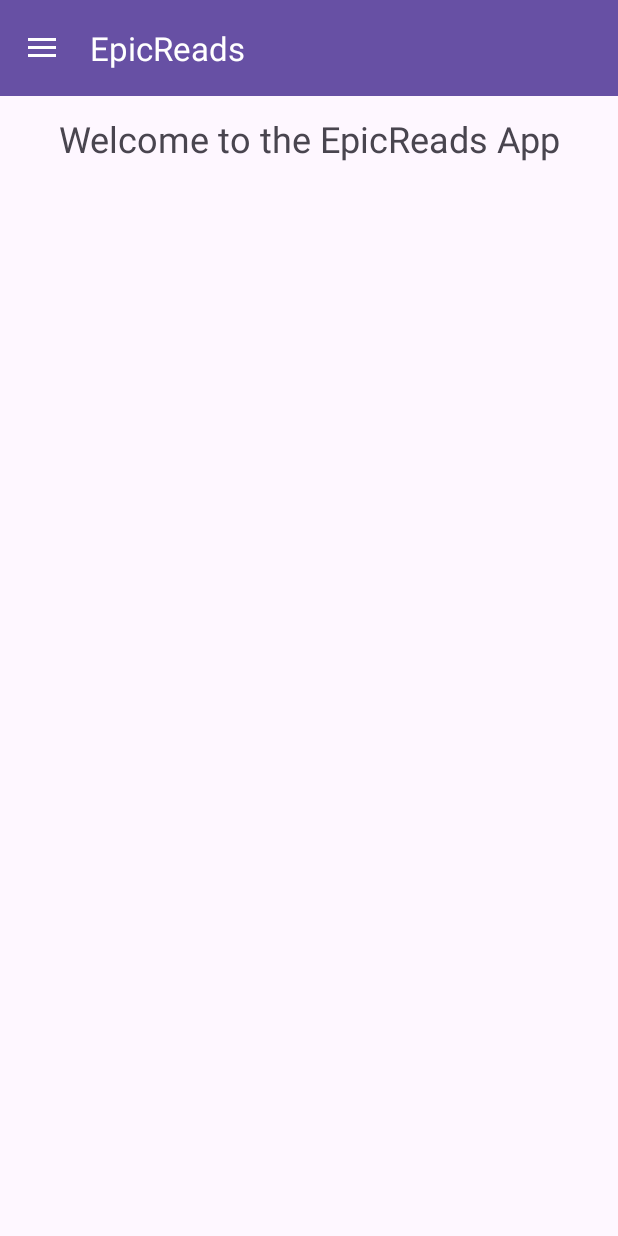
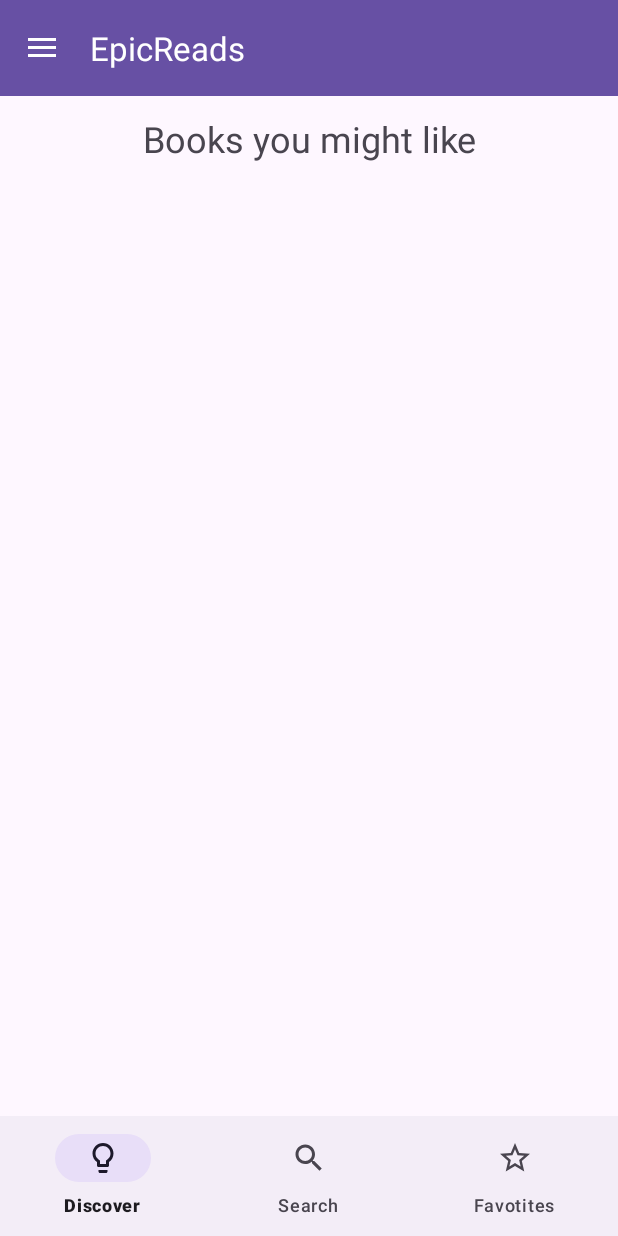
Before and after one commit to aswinthomas/EpicReads_Android, an Android app: the screen it shows after launch once a user with an empty profile is signed in (MainActivity), on a phone screen of 412 x 824 dp. Run offline under Robolectric (Android 15) with nearby library versions, the phone set to English and light mode, and no system bars; our stand-ins replace Firebase (no records; nobody signed in at launch, a user with empty details on screens opened directly); pictures from the network do not load; 1 statement that could not run was skipped.

Commit message:
add search fragment

```diff
--- a/app/build.gradle.kts
+++ b/app/build.gradle.kts
@@ -54,8 +54,11 @@
     implementation("androidx.appcompat:appcompat:1.6.1")
     implementation("com.google.android.material:material:1.11.0")
     implementation("androidx.constraintlayout:constraintlayout:2.1.4")
-    implementation("androidx.lifecycle:lifecycle-viewmodel-ktx:2.6.2")
+    implementation("androidx.lifecycle:lifecycle-viewmodel-ktx:2.7.0")
     implementation("org.jetbrains.kotlinx:kotlinx-coroutines-android:1.7.1")
+
+    // Fragment
+    implementation("androidx.fragment:fragment-ktx:1.6.2")
 
     // Firebase
     implementation(platform("com.google.firebase:firebase-bom:32.7.0"))
--- a/app/src/main/java/com/aswindev/epicreads/BooksAdapter.kt
+++ b/app/src/main/java/com/aswindev/epicreads/BooksAdapter.kt
@@ -1,14 +1,16 @@
 package com.aswindev.epicreads
 
+import android.util.Log
 import android.view.LayoutInflater
 import android.view.ViewGroup
 import androidx.recyclerview.widget.RecyclerView
 import com.aswindev.epicreads.databinding.ItemBookBinding
 import com.bumptech.glide.Glide
+import com.bumptech.glide.load.engine.DiskCacheStrategy
 import com.bumptech.glide.request.target.Target
 
 
-class BooksAdapter(private val books: List<Book>) : RecyclerView.Adapter<BooksAdapter.ViewHolder>() {
+class BooksAdapter(private var books: List<Book>) : RecyclerView.Adapter<BooksAdapter.ViewHolder>() {
 
     override fun getItemCount() = books.size
 
@@ -23,8 +25,10 @@
 
     inner class ViewHolder(private val binding: ItemBookBinding) : RecyclerView.ViewHolder(binding.root) {
         fun bind(book: Book) {
+            if (binding.imageViewBookCover.drawable == null) {
                 Glide.with(binding.imageViewBookCover.context)
                     .load(book.imageUrl)
+                    .diskCacheStrategy(DiskCacheStrategy.ALL)
                     .placeholder(android.R.drawable.ic_menu_recent_history)
                     .override(Target.SIZE_ORIGINAL, 280)
                     .into(binding.imageViewBookCover)
@@ -32,7 +36,16 @@
         }
     }
 
-data class Book(val title: String = "",
+    fun update(newBooks: List<Book>) {
+        Log.d("BooksAdapter", "Got new ${newBooks.size} books")
+        books = newBooks
+        notifyDataSetChanged()
+        //notifyItemInserted(books.size - 1)
+    }
+}
+
+data class Book(
+    val title: String = "",
     val isbn: String = "",
     val imageUrl: String = "",
     val authors: List<String> = listOf()
--- a/app/src/main/java/com/aswindev/epicreads/GoogleBooksApi.kt
+++ b/app/src/main/java/com/aswindev/epicreads/network/GoogleBooksApi.kt
@@ -1,4 +1,4 @@
-package com.aswindev.epicreads
+package com.aswindev.epicreads.network
 
 import retrofit2.Call
 import retrofit2.http.GET
--- a/app/src/main/java/com/aswindev/epicreads/RetrofitClient.kt
+++ b/app/src/main/java/com/aswindev/epicreads/network/RetrofitClient.kt
@@ -1,4 +1,4 @@
-package com.aswindev.epicreads
+package com.aswindev.epicreads.network
 
 import retrofit2.Retrofit
 import retrofit2.converter.gson.GsonConverterFactory
--- /dev/null
+++ b/app/src/main/java/com/aswindev/epicreads/ui/DiscoverFragment.kt
@@ -0,0 +1,55 @@
+package com.aswindev.epicreads.ui
+
+import android.content.res.Configuration
+import android.os.Bundle
+import android.util.Log
+import android.view.LayoutInflater
+import android.view.View
+import android.view.ViewGroup
+import androidx.fragment.app.Fragment
+import androidx.lifecycle.Observer
+import androidx.lifecycle.ViewModelProvider
+import androidx.recyclerview.widget.GridLayoutManager
+import com.aswindev.epicreads.Book
+import com.aswindev.epicreads.BooksAdapter
+import com.aswindev.epicreads.viewmodel.RecommendationBooksViewModel
+import com.aswindev.epicreads.databinding.FragmentDiscoverBinding
+
+class DiscoverFragment: Fragment() {
+    private lateinit var binding: FragmentDiscoverBinding
+    private lateinit var viewModel: RecommendationBooksViewModel
+    private lateinit var adapter: BooksAdapter
+
+    override fun onCreateView(inflater: LayoutInflater, container: ViewGroup?, savedInstanceState: Bundle?): View? {
+        binding = FragmentDiscoverBinding.inflate(inflater, container, false)
+        return binding.root
+    }
+
+    override fun onViewCreated(view: View, savedInstanceState: Bundle?) {
+        Log.d("DiscoverFragment", "onViewCreated")
+        super.onViewCreated(view, savedInstanceState)
+        updateGridLayout()
+        createViewModel(savedInstanceState)
+    }
+
+    private fun createViewModel(savedInstanceState: Bundle?) {
+        adapter = BooksAdapter(emptyList())
+        binding.recyclerView.adapter = adapter
+        viewModel = ViewModelProvider(this).get(RecommendationBooksViewModel::class.java)
+        viewModel.getBooks().observe(viewLifecycleOwner, Observer { books ->
+            adapter.update(books)
+        })
+
+        if (savedInstanceState == null) {
+            viewModel.fetchBooks()
+        }
+    }
+
+    private fun updateGridLayout() {
+        val spanCount = when (resources.configuration.orientation) {
+            Configuration.ORIENTATION_PORTRAIT -> 2
+            else -> 4
+        }
+        binding.recyclerView.layoutManager = GridLayoutManager(context, spanCount)
+    }
+}
--- a/app/src/main/java/com/aswindev/epicreads/ui/MainActivity.kt
+++ b/app/src/main/java/com/aswindev/epicreads/ui/MainActivity.kt
@@ -5,14 +5,8 @@
 import androidx.appcompat.app.AppCompatActivity
 import android.os.Bundle
 import android.util.Log
-import android.view.View
 import androidx.appcompat.app.ActionBarDrawerToggle
-import androidx.lifecycle.Observer
-import androidx.lifecycle.ViewModelProvider
-import androidx.recyclerview.widget.GridLayoutManager
-import com.aswindev.epicreads.Book
-import com.aswindev.epicreads.BooksAdapter
-import com.aswindev.epicreads.BooksViewModel
+import androidx.fragment.app.commit
 import com.aswindev.epicreads.R
 import com.aswindev.epicreads.databinding.ActivityMainBinding
 import com.google.firebase.auth.FirebaseAuth
@@ -20,53 +14,17 @@
 class MainActivity : AppCompatActivity() {
     private lateinit var binding: ActivityMainBinding
     private lateinit var toggle: ActionBarDrawerToggle
-    private lateinit var viewModel: BooksViewModel
+    private val discoverFragment by lazy { DiscoverFragment() }
+    private val favoritesFragment by lazy { FavoritesFragment() }
+    private val searchFragment by lazy { SearchFragment() }
 
     override fun onCreate(savedInstanceState: Bundle?) {
         super.onCreate(savedInstanceState)
         binding = ActivityMainBinding.inflate(layoutInflater)
         setContentView(binding.root)
         setupActionBar()
-        setupDrawerItems()
-        viewModel = ViewModelProvider(this).get(BooksViewModel::class.java)
-        viewModel.getBooks().observe(this, Observer { books ->
-            populateRecommendations(books)
-        })
-
-        if (savedInstanceState == null) {
-            viewModel.fetchBooks()
-        }
-    }
-
-    private fun populateRecommendations(books: List<Book>) {
-        if (books.isEmpty()) {
-            binding.textViewWelcomeTitle.setText("Welcome to EpicReads")
-            binding.recyclerView.visibility = View.GONE
-            binding.textViewNoBooks.visibility = View.VISIBLE
-        } else {
-            binding.textViewWelcomeTitle.setText("Your Recommendations")
-            binding.recyclerView.visibility = View.VISIBLE
-            binding.textViewNoBooks.visibility = View.GONE
-            val spanCount = when (resources.configuration.orientation) {
-                Configuration.ORIENTATION_PORTRAIT -> 2
-                else -> 4
-            }
-            binding.recyclerView.layoutManager = GridLayoutManager(this, spanCount)
-            binding.recyclerView.adapter = BooksAdapter(books)
-        }
-    }
-
-
-    override fun onPostCreate(savedInstanceState: Bundle?) {
-        super.onPostCreate(savedInstanceState)
-        // Sync the toggle state after onRestoreInstanceState has occurred.
-        toggle.syncState()
-    }
-
-    override fun onConfigurationChanged(newConfig: Configuration) {
-        super.onConfigurationChanged(newConfig)
-        // Pass any configuration change to the drawer toggle
-        toggle.onConfigurationChanged(newConfig)
+        setupDrawerNav()
+        setupBottomNav()
     }
 
     private fun setupActionBar() {
@@ -80,7 +38,7 @@
         toggle.syncState()
     }
 
-    private fun setupDrawerItems() {
+    private fun setupDrawerNav() {
         binding.navView.setNavigationItemSelectedListener { menuItem ->
             when (menuItem.itemId) {
                 R.id.nav_sign_out -> {
@@ -90,6 +48,41 @@
                 else -> false
             }
         }
+    }
+
+    private fun setupBottomNav() {
+        binding.bottomNavView.setOnItemSelectedListener { menuItem ->
+            when (menuItem.itemId) {
+                R.id.bottom_nav_discover -> {
+                    supportFragmentManager.commit {
+                        replace(R.id.frame_content, discoverFragment)
+                    }
+                }
+                R.id.bottom_nav_search -> {
+                    supportFragmentManager.commit {
+                        replace(R.id.frame_content, searchFragment)
+                    }
+                }
+                else -> {
+                    supportFragmentManager.commit {
+                        replace(R.id.frame_content, favoritesFragment)
+                    }
+                }
+            }
+            true
+        }
+    }
+
+    override fun onPostCreate(savedInstanceState: Bundle?) {
+        super.onPostCreate(savedInstanceState)
+        // Sync the toggle state after onRestoreInstanceState has occurred.
+        toggle.syncState()
+    }
+
+    override fun onConfigurationChanged(newConfig: Configuration) {
+        super.onConfigurationChanged(newConfig)
+        // Pass any configuration change to the drawer toggle
+        toggle.onConfigurationChanged(newConfig)
     }
 
     override fun onResume() {
--- a/app/src/main/java/com/aswindev/epicreads/BooksViewModel.kt
+++ b/app/src/main/java/com/aswindev/epicreads/viewmodel/RecommendationBooksViewModel.kt
@@ -1,25 +1,29 @@
-package com.aswindev.epicreads
+package com.aswindev.epicreads.viewmodel
 
 import android.util.Log
 import androidx.lifecycle.LiveData
 import androidx.lifecycle.MutableLiveData
 import androidx.lifecycle.ViewModel
+import com.aswindev.epicreads.Book
+import com.aswindev.epicreads.network.BookItem
+import com.aswindev.epicreads.BuildConfig
+import com.aswindev.epicreads.network.GoogleBooksResponse
+import com.aswindev.epicreads.network.RetrofitClient
 import retrofit2.Call
 import retrofit2.Callback
 import retrofit2.Response
 
-class BooksViewModel : ViewModel() {
+class RecommendationBooksViewModel : ViewModel() {
     private val booksLiveData = MutableLiveData<List<Book>>()
 
     fun getBooks(): LiveData<List<Book>> = booksLiveData
 
     fun fetchBooks() {
-
         val dummyBooks = getDummyRecommendations()
         fetchBookCovers(dummyBooks) { fetchedBooks ->
             booksLiveData.value = fetchedBooks
         }
-        Log.d("BooksViewModel", "Fetched books $booksLiveData")
+        Log.d("RecommendationBooksViewModel", "Fetched ${booksLiveData.value?.size} books")
     }
 
     private fun fetchBookCovers(books: List<Book>, callback: (List<Book>) -> Unit) {
@@ -33,7 +37,7 @@
                     ?: "https://covers.openlibrary.org/b/isbn/9781494563165-M.jpg"
                 val secureCoverUrl = coverUrl.replace("http://", "https://")
                 val updatedBook = book.copy(imageUrl = secureCoverUrl)
-                Log.d("MainActivity", "Cover url $secureCoverUrl")
+                Log.d("RecommendationBooksViewModel", "Cover url $secureCoverUrl")
 
                 fetchedBooks[index] = updatedBook
                 fetchCounter++
@@ -55,7 +59,7 @@
                     val bookItems = response.body()?.items ?: emptyList()
                     callback(bookItems)
                 } else {
-                    Log.d("BooksViewModel", "Unable to fetch from GoogleBooks ${response.toString()}")
+                    Log.d("RecommendationBooksViewModel", "Unable to fetch from GoogleBooks ${response.toString()}")
                     callback(emptyList())
                 }
             }
--- /dev/null
+++ b/app/src/main/res/drawable/baseline_lightbulb_outline_24.xml
@@ -0,0 +1,5 @@
+<vector android:height="24dp" android:tint="#000000"
+    android:viewportHeight="24" android:viewportWidth="24"
+    android:width="24dp" xmlns:android="http://schemas.android.com/apk/res/android">
+    <path android:fillColor="@android:color/white" android:pathData="M9,21c0,0.55 0.45,1 1,1h4c0.55,0 1,-0.45 1,-1v-1H9V21zM12,2C8.14,2 5,5.14 5,9c0,2.38 1.19,4.47 3,5.74V17c0,0.55 0.45,1 1,1h6c0.55,0 1,-0.45 1,-1v-2.26c1.81,-1.27 3,-3.36 3,-5.74C19,5.14 15.86,2 12,2zM14,13.7V16h-4v-2.3C8.48,12.63 7,11.53 7,9c0,-2.76 2.24,-5 5,-5s5,2.24 5,5C17,11.49 15.49,12.65 14,13.7z"/>
+</vector>
--- /dev/null
+++ b/app/src/main/res/drawable/baseline_search_24.xml
@@ -0,0 +1,5 @@
+<vector android:height="24dp" android:tint="#000000"
+    android:viewportHeight="24" android:viewportWidth="24"
+    android:width="24dp" xmlns:android="http://schemas.android.com/apk/res/android">
+    <path android:fillColor="@android:color/white" android:pathData="M15.5,14h-0.79l-0.28,-0.27C15.41,12.59 16,11.11 16,9.5 16,5.91 13.09,3 9.5,3S3,5.91 3,9.5 5.91,16 9.5,16c1.61,0 3.09,-0.59 4.23,-1.57l0.27,0.28v0.79l5,4.99L20.49,19l-4.99,-5zM9.5,14C7.01,14 5,11.99 5,9.5S7.01,5 9.5,5 14,7.01 14,9.5 11.99,14 9.5,14z"/>
+</vector>
--- /dev/null
+++ b/app/src/main/res/drawable/baseline_star_border_24.xml
@@ -0,0 +1,5 @@
+<vector android:height="24dp" android:tint="#000000"
+    android:viewportHeight="24" android:viewportWidth="24"
+    android:width="24dp" xmlns:android="http://schemas.android.com/apk/res/android">
+    <path android:fillColor="@android:color/white" android:pathData="M22,9.24l-7.19,-0.62L12,2 9.19,8.63 2,9.24l5.46,4.73L5.82,21 12,17.27 18.18,21l-1.63,-7.03L22,9.24zM12,15.4l-3.76,2.27 1,-4.28 -3.32,-2.88 4.38,-0.38L12,6.1l1.71,4.04 4.38,0.38 -3.32,2.88 1,4.28L12,15.4z"/>
+</vector>
--- a/app/src/main/res/layout/activity_main.xml
+++ b/app/src/main/res/layout/activity_main.xml
@@ -28,43 +28,24 @@
                 app:title="Initial Title" />
         </com.google.android.material.appbar.AppBarLayout>
 
-        <TextView
-            android:id="@+id/text_view_welcome_title"
-            android:layout_width="wrap_content"
-            android:layout_height="wrap_content"
-            android:layout_marginTop="12dp"
-            android:text="Welcome to the EpicReads App"
-            android:textAlignment="center"
-            android:textSize="24sp"
+        <androidx.fragment.app.FragmentContainerView
+            android:id="@+id/frame_content"
+            android:layout_width="0dp"
+            android:layout_height="0dp"
+            android:name="com.aswindev.epicreads.ui.DiscoverFragment"
+            app:layout_constraintBottom_toTopOf="@id/bottom_nav_view"
             app:layout_constraintEnd_toEndOf="parent"
             app:layout_constraintStart_toStartOf="parent"
             app:layout_constraintTop_toBottomOf="@id/main_app_bar_layout" />
 
-        <androidx.recyclerview.widget.RecyclerView
-            android:id="@+id/recycler_view"
+        <com.google.android.material.bottomnavigation.BottomNavigationView
+            android:id="@+id/bottom_nav_view"
             android:layout_width="0dp"
-            android:layout_height="0dp"
-            android:layout_marginTop="18dp"
+            android:layout_height="wrap_content"
             app:layout_constraintBottom_toBottomOf="parent"
             app:layout_constraintEnd_toEndOf="parent"
             app:layout_constraintStart_toStartOf="parent"
-            app:layoutManager="androidx.recyclerview.widget.GridLayoutManager"
-            app:layout_constraintTop_toBottomOf="@id/text_view_welcome_title" />
-
-        <TextView
-            android:id="@+id/text_view_no_books"
-            android:layout_width="0dp"
-            android:layout_height="wrap_content"
-            android:text="No books added. Please add some books to see recommendations."
-            android:textAlignment="center"
-            android:textSize="18sp"
-            android:visibility="gone"
-            android:layout_marginHorizontal="48dp"
-            app:layout_constraintBottom_toBottomOf="parent"
-            app:layout_constraintEnd_toEndOf="parent"
-            app:layout_constraintStart_toStartOf="parent"
-            app:layout_constraintTop_toBottomOf="@id/main_app_bar_layout"
-            tools:visibility="visible" />
+            app:menu="@menu/bottom_nav" />
 
     </androidx.constraintlayout.widget.ConstraintLayout>
 
@@ -75,4 +56,5 @@
         android:layout_gravity="start"
         app:menu="@menu/drawer_menu" />
 
+
 </androidx.drawerlayout.widget.DrawerLayout>
--- /dev/null
+++ b/app/src/main/res/layout/fragment_discover.xml
@@ -0,0 +1,31 @@
+<?xml version="1.0" encoding="utf-8"?>
+<androidx.constraintlayout.widget.ConstraintLayout xmlns:android="http://schemas.android.com/apk/res/android"
+    xmlns:app="http://schemas.android.com/apk/res-auto"
+    android:layout_width="match_parent"
+    android:layout_height="match_parent"
+    xmlns:tools="http://schemas.android.com/tools">
+
+    <TextView
+        android:id="@+id/text_view_welcome_title"
+        android:layout_width="wrap_content"
+        android:layout_height="wrap_content"
+        android:layout_marginTop="12dp"
+        android:text="Books you might like"
+        android:textAlignment="center"
+        android:textSize="24sp"
+        app:layout_constraintEnd_toEndOf="parent"
+        app:layout_constraintStart_toStartOf="parent"
+        app:layout_constraintTop_toTopOf="parent" />
+
+    <androidx.recyclerview.widget.RecyclerView
+        android:id="@+id/recycler_view"
+        android:layout_width="0dp"
+        android:layout_height="0dp"
+        android:layout_marginTop="18dp"
+        tools:listitem="@layout/item_book"
+        app:layoutManager="androidx.recyclerview.widget.GridLayoutManager"
+        app:layout_constraintEnd_toEndOf="parent"
+        app:layout_constraintStart_toStartOf="parent"
+        app:layout_constraintBottom_toBottomOf="parent"
+        app:layout_constraintTop_toBottomOf="@id/text_view_welcome_title" />
+</androidx.constraintlayout.widget.ConstraintLayout>
--- a/app/src/main/res/layout/item_book.xml
+++ b/app/src/main/res/layout/item_book.xml
@@ -2,6 +2,7 @@
 <LinearLayout xmlns:android="http://schemas.android.com/apk/res/android"
     android:layout_width="match_parent"
     android:layout_height="wrap_content"
+    xmlns:tools="http://schemas.android.com/tools"
     android:orientation="vertical"
     android:padding="8dp">
 
@@ -9,6 +10,7 @@
         android:id="@+id/image_view_book_cover"
         android:layout_width="match_parent"
         android:layout_height="280dp"
+        tools:src="@drawable/ic_launcher_background"
         android:scaleType="centerCrop" />
 
 <!--    <TextView-->
--- /dev/null
+++ b/app/src/main/res/menu/bottom_nav.xml
@@ -0,0 +1,12 @@
+<?xml version="1.0" encoding="utf-8"?>
+<menu xmlns:android="http://schemas.android.com/apk/res/android">
+    <item android:id="@+id/bottom_nav_discover"
+        android:title="Discover"
+        android:icon="@drawable/baseline_lightbulb_outline_24"/>
+    <item android:id="@+id/bottom_nav_search"
+        android:title="Search"
+        android:icon="@drawable/baseline_search_24"/>
+    <item android:id="@+id/bottom_nav_favorites"
+        android:title="Favotites"
+        android:icon="@drawable/baseline_star_border_24"/>
+</menu>
--- a/app/src/main/res/values/strings.xml
+++ b/app/src/main/res/values/strings.xml
@@ -2,4 +2,6 @@
     <string name="app_name">EpicReads</string>
     <string name="drawer_open">Open drawer</string>
     <string name="drawer_close">Close drawer</string>
+    <!-- TODO: Remove or change this placeholder text -->
+    <string name="hello_blank_fragment">Hello blank fragment</string>
 </resources>
```
Also changed, not shown: app/src/main/java/com/aswindev/epicreads/ui/FavoritesFragment.kt (added, +7 -0 lines), app/src/main/java/com/aswindev/epicreads/ui/SearchFragment.kt (added, +84 -0 lines), app/src/main/java/com/aswindev/epicreads/viewmodel/SearchBooksViewModel.kt (added, +67 -0 lines), app/src/main/res/layout/fragment_favorites.xml (added, +14 -0 lines), app/src/main/res/layout/fragment_search.xml (added, +40 -0 lines). Lines whose indentation alone changed are shown as unchanged.
